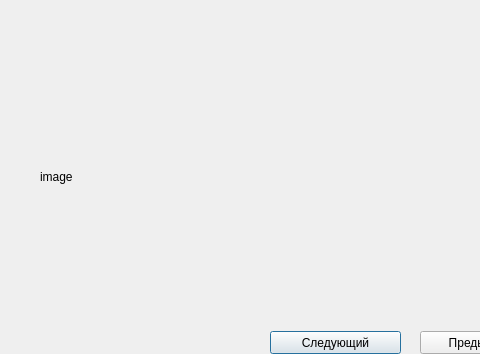
Above: gui_client/testwindow.ui from turok-m-a/tester-server before the change; both pictures show x 0 to 480 and y 309 to 663 of the 1016 by 663 pixel window. Below: the same form after it.
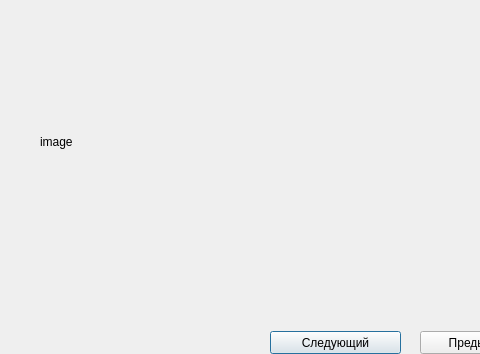
That is the form after the change.

The edit to the form file:
```diff
--- a/gui_client/testwindow.ui
+++ b/gui_client/testwindow.ui
@@ -86,9 +86,9 @@
    <property name="geometry">
     <rect>
      <x>40</x>
-     <y>360</y>
-     <width>431</width>
-     <height>251</height>
+     <y>290</y>
+     <width>471</width>
+     <height>321</height>
     </rect>
    </property>
    <property name="text">
```
